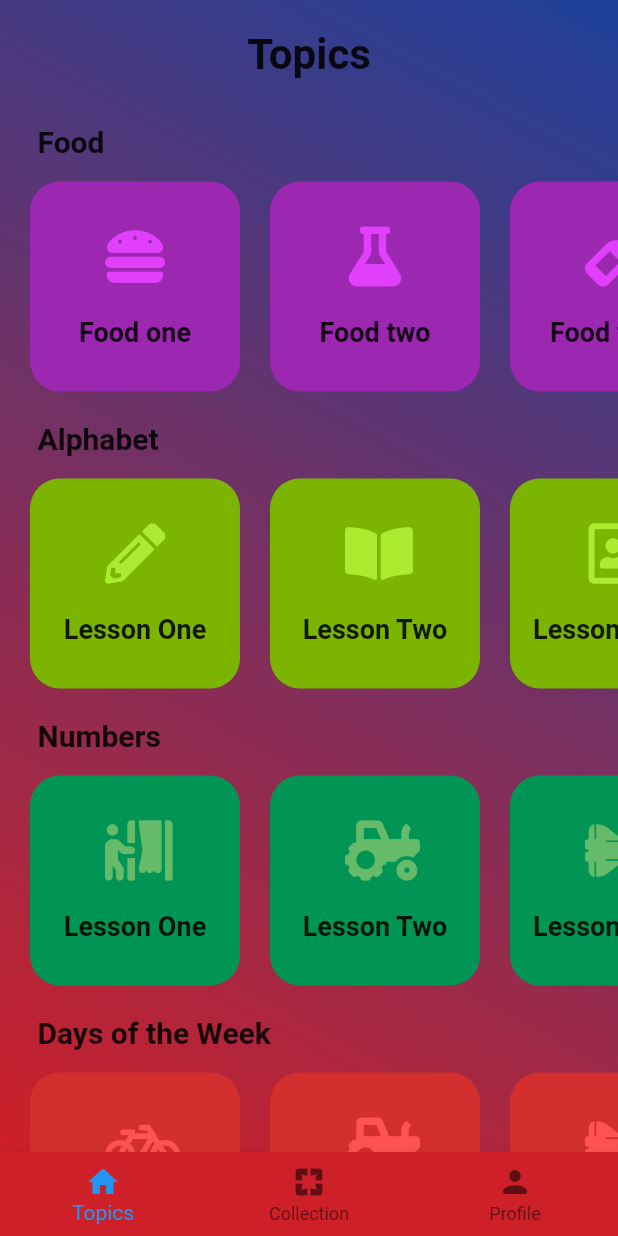
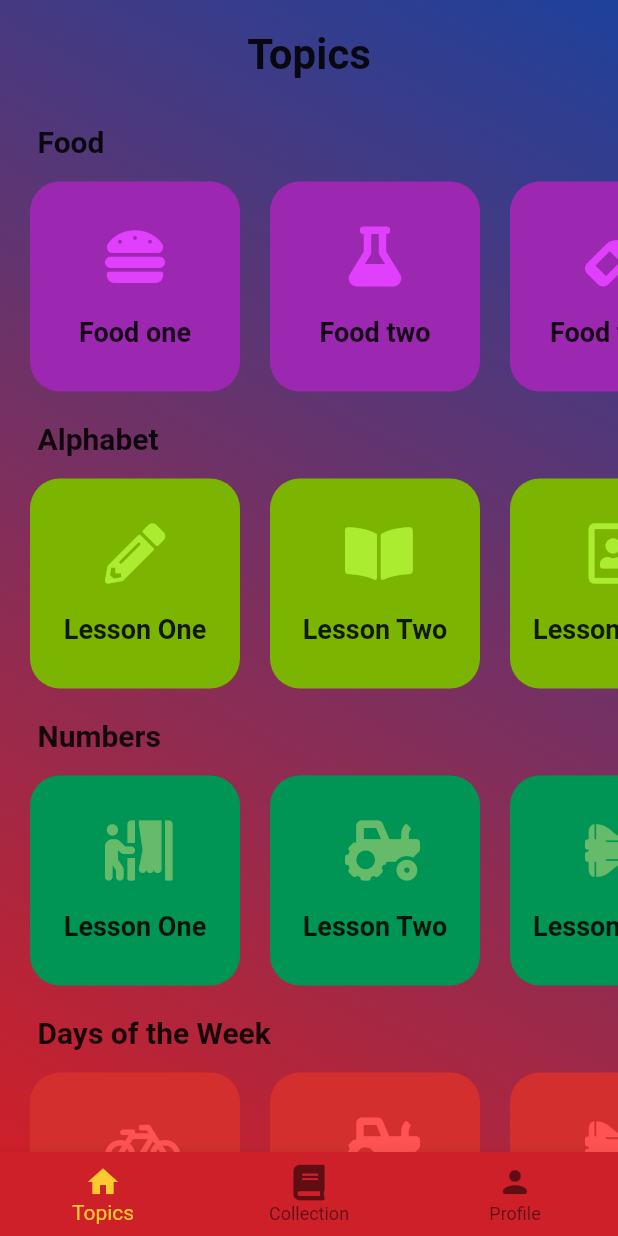
Before and after one commit to carolinemmcg2020/learn_tagalog, a Flutter app: the screen it shows after launch, on a phone screen of 412 x 824 dp. Run offline on Flutter 3.47's test engine with Material 2 defaults, Android fonts, the phone set to English and light mode, and no system bars; drawn by our look-alikes of flutter_settings_screens; our stand-ins replace avatar_glow, cloud_firestore, firebase_auth, firebase_core, font_awesome_flutter, google_sign_in and 2 more; missing offline and left inert: flutter_alert; accounts and stored records are empty.

Commit message:
UI Updated, changed selected item colour

```diff
--- a/lib/bottom_nav_bar.dart
+++ b/lib/bottom_nav_bar.dart
@@ -1,15 +1,21 @@
 import 'package:flutter/material.dart';
+import 'package:font_awesome_flutter/font_awesome_flutter.dart';
 import 'package:learn_tagalog/screens/collection.dart';
 import 'package:learn_tagalog/screens/profile.dart';
 import 'package:learn_tagalog/screens/topics_detail.dart';
 
+import 'helpers/utils.dart';
+import 'models/topic.dart';
+
+
 class BottomNavBar extends StatefulWidget {
-
   @override
   _BottomNavBarState createState() => _BottomNavBarState();
 }
 
 class _BottomNavBarState extends State<BottomNavBar> {
+  List<Topic> categories = Utils.getMockedCategories();
+
   int _selectedIndex = 0;
 
   final _pageOptions = [
@@ -18,25 +24,27 @@ class _BottomNavBarState extends State<BottomNavBar> {
     Profile(),
   ];
 
-  static const List<Widget> _pages = <Widget>[
+/*  static const List<Widget> _pages = <Widget>[
     Icon(
       Icons.home,
       size: 150,
     ),
     Icon(
-      Icons.pages,
+      FontAwesomeIcons.book,
       size: 150,
     ),
     Icon(
       Icons.person_rounded,
       size: 150,
     )
-  ];
+  ];*/
 
   void _onItemTapped(int index) {
-    setState(() {
-      _selectedIndex = index;
-    });
+    setState(
+      () {
+        _selectedIndex = index;
+      },
+    );
   }
 
   @override
@@ -47,13 +55,14 @@ class _BottomNavBarState extends State<BottomNavBar> {
       ),
       bottomNavigationBar: BottomNavigationBar(
         backgroundColor: Color(0xFFCE2029),
+        selectedItemColor: Color.fromRGBO(253, 202, 49, 1.0),
         items: [
           BottomNavigationBarItem(
             icon: Icon(Icons.home),
             label: 'Topics',
           ),
           BottomNavigationBarItem(
-            icon: Icon(Icons.pages),
+            icon: Icon(FontAwesomeIcons.book),
             label: 'Collection',
           ),
           BottomNavigationBarItem(
```
